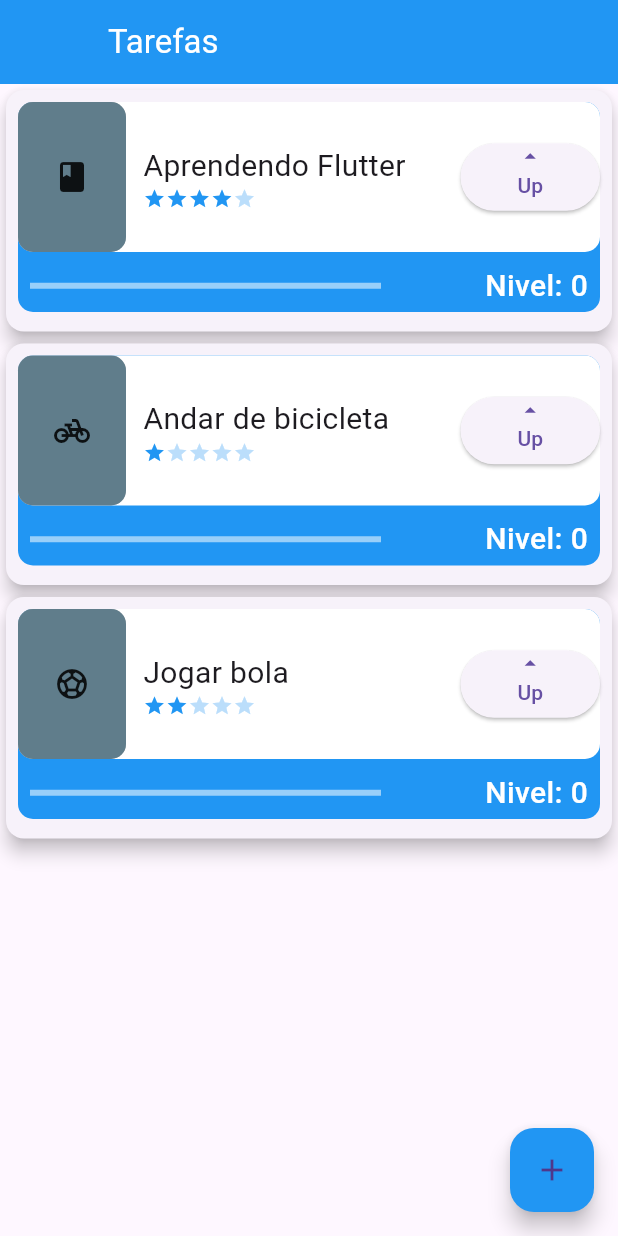
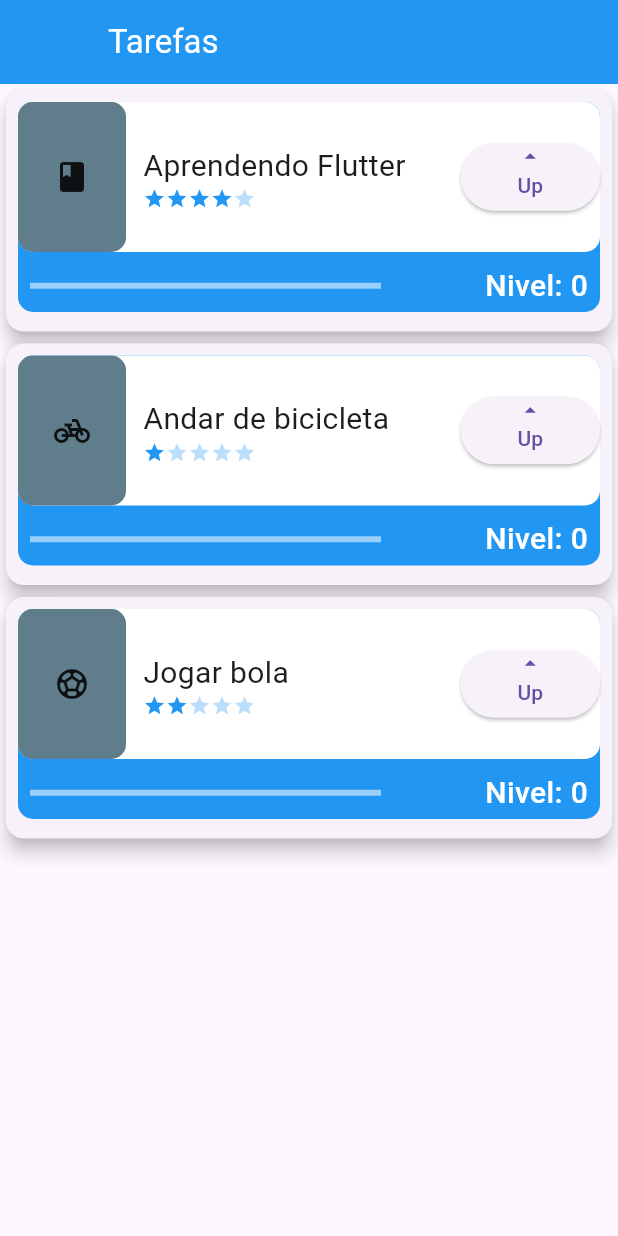
Before and after one commit to wisley-cesar/Mini-Curso-WTMI, a Flutter app: the screen it shows after launch, on a phone screen of 412 x 824 dp. Run offline on Flutter 3.47's test engine with Material 3 defaults, Android fonts, the phone set to English and light mode, and no system bars.

Commit message:
Tirando FloatActionButton

```diff
--- a/lib/myHome.dart
+++ b/lib/myHome.dart
@@ -45,11 +45,12 @@ class _MyhomeState extends State<Myhome> {
           ),
         ],
       ),
-      floatingActionButton: FloatingActionButton(
-        onPressed: () {},
-        backgroundColor: Colors.blue,
-        child: const Icon(Icons.add),
-      ),
+      // Apenas Para mostrar
+      // floatingActionButton: FloatingActionButton(
+      //   onPressed: () {},
+      //   backgroundColor: Colors.blue,
+      //   child: const Icon(Icons.add),
+      // ),
     );
   }
 }
```
